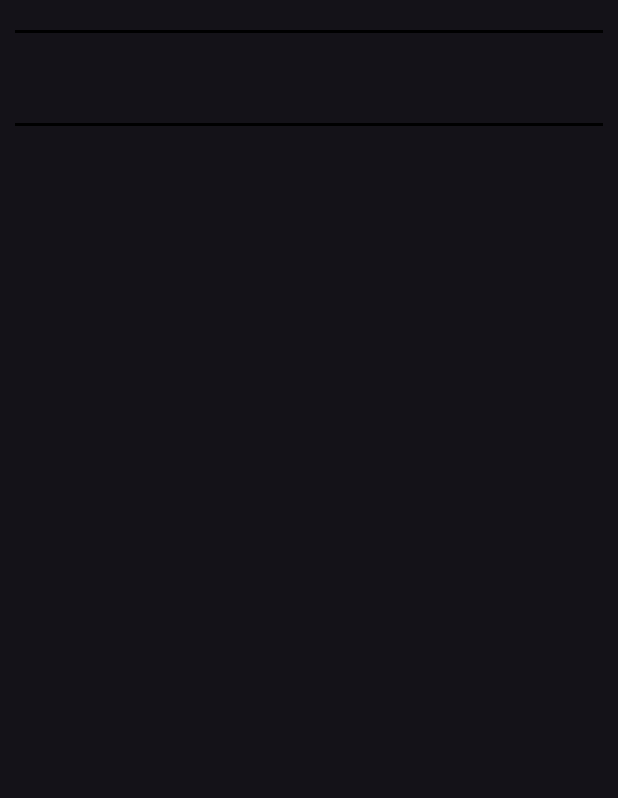
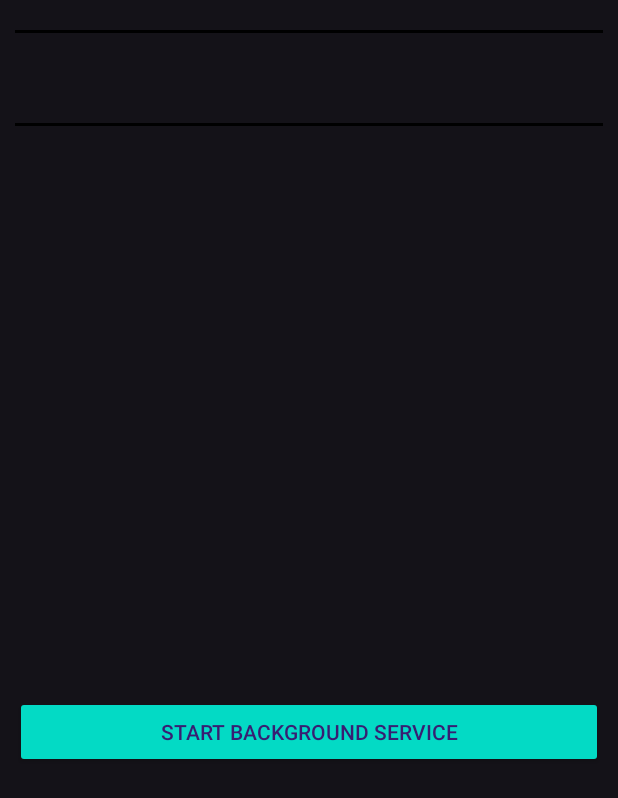
Before and after one commit to mec-cs/movie-db-app, an Android app: the FavoriteActivity screen opened directly, with no data from a screen before it, on a phone screen of 412 x 824 dp. Shown: the top 798 px of the screen. Run offline under Robolectric (Android 15) with nearby library versions, the light colour scheme and no system bars; our stand-ins replace Picasso; pictures from the network do not load; 1 statement that could not run was skipped.

Commit message:
worker manager & notification features added & some fixes

```diff
--- a/app/build.gradle.kts
+++ b/app/build.gradle.kts
@@ -90,4 +90,8 @@ dependencies {
     implementation( "org.jetbrains.kotlin:kotlin-stdlib-jdk7:1.3.72")
     api ("org.jetbrains.kotlinx:kotlinx-coroutines-core:1.3.5")
     api ("org.jetbrains.kotlinx:kotlinx-coroutines-android:1.3.5")
+
+    val worker_version="2.7.1"
+    implementation ("androidx.work:work-runtime:$worker_version")
+    implementation ("androidx.work:work-runtime-ktx:2.7.0")
 }
--- a/app/src/main/AndroidManifest.xml
+++ b/app/src/main/AndroidManifest.xml
@@ -4,6 +4,8 @@
 
     <uses-permission android:name="android.permission.INTERNET" />
     <uses-permission android:name="android.permission.ACCESS_NETWORK_STATE" />
+
+    <uses-permission android:name="android.permission.POST_NOTIFICATIONS" />
 
     <application
         android:allowBackup="true"
--- a/app/src/main/java/com/movie_application/comments/CommentDAO.kt
+++ b/app/src/main/java/com/movie_application/comments/CommentDAO.kt
@@ -13,9 +13,6 @@ import com.movie_application.constants.Constants
 //Data Access Object: It contains all the methods used for accessing to the database. Inside it all the required queries will be created
 @Dao
 interface CommentDAO {
-    // The conflict strategy defines what happens,if there is an existing entry.
-    // The default action is ABORT.
-    //@Insert(onConflict = OnConflictStrategy.IGNORE) //if there is a conflict it will be ignored, if there is a new customer with the same data it will jut ignored
     @Insert(onConflict = OnConflictStrategy.REPLACE)
     fun insertComment(comment: Comment) // suspend is written because it will be used with coroutine
     @Update
--- a/app/src/main/java/com/movie_application/constants/Constants.kt
+++ b/app/src/main/java/com/movie_application/constants/Constants.kt
@@ -3,7 +3,6 @@ package com.movie_application.constants
 object Constants {
     //for retrofit be sure that at the end of URL there is / character, otherwise url "must end in /" exception is taken
     var BASE_URL: String = "https://run.mocky.io/v3/c46122d9-9a2d-4712-aa57-e5f2949998f5/"
-    //var baseUrlForImage: String = "https://ctis.bilkent.edu.tr/ctis487/"
 
 
     const val TABLE_NAME = "MOVIES"
--- a/app/src/main/java/com/movie_application/database/MovieRoomDatabase.kt
+++ b/app/src/main/java/com/movie_application/database/MovieRoomDatabase.kt
@@ -30,6 +30,7 @@ abstract class MovieRoomDatabase: RoomDatabase() {
             everthing in this block protected from concurrent execution by multiple threads.In this block database instance is created
             same database instance will be used. If many instance are used, it will be so expensive
              */
+
             synchronized(this){
                 val  instance = Room.databaseBuilder(context.applicationContext, MovieRoomDatabase::class.java, Constants.DATABASE_NAME).fallbackToDestructiveMigration().build()
                 INSTANCE = instance
--- a/app/src/main/java/com/movie_application/view/FavoriteActivity.kt
+++ b/app/src/main/java/com/movie_application/view/FavoriteActivity.kt
@@ -1,19 +1,35 @@
 package com.movie_application.view
 
+import android.annotation.SuppressLint
+import android.app.NotificationManager
 import android.content.Intent
 import androidx.appcompat.app.AppCompatActivity
 import android.os.Bundle
 import android.view.GestureDetector
 import android.view.MotionEvent
+import android.view.View
 import android.view.Window
 import android.view.WindowManager
+import android.widget.Toast
 import androidx.core.view.GestureDetectorCompat
+import androidx.lifecycle.Observer
 import androidx.recyclerview.widget.LinearLayoutManager
 import androidx.recyclerview.widget.RecyclerView
+import androidx.work.BackoffPolicy
+import androidx.work.Constraints
+import androidx.work.Data
+import androidx.work.NetworkType
+import androidx.work.OneTimeWorkRequest
+import androidx.work.OneTimeWorkRequestBuilder
+import androidx.work.WorkInfo
+import androidx.work.WorkManager
 import com.movie_application.adapter.FavMovieItemDecoration
 import com.movie_application.adapter.FavMovieRecyclerViewAdapter
+import com.movie_application.database.FavoriteMovieSys
 import com.movie_application.database.Movie
 import com.movie_application.databinding.ActivityFavoriteBinding
+import com.movie_application.service.CustomWorker
+import java.util.concurrent.TimeUnit
 import kotlin.math.abs
 
 class FavoriteActivity : AppCompatActivity(), FavMovieRecyclerViewAdapter.FavRecyclerViewInterface {
@@ -21,7 +37,11 @@ class FavoriteActivity : AppCompatActivity(), FavMovieRecyclerViewAdapter.FavRec
     private lateinit var favBinding: ActivityFavoriteBinding
     lateinit var favAdapter: FavMovieRecyclerViewAdapter
     var gDetector: GestureDetectorCompat? = null
+    lateinit var workManager: WorkManager
+    lateinit var workRequest: OneTimeWorkRequest
+    lateinit var customWorker: CustomWorker
 
+    @SuppressLint("SetTextI18n")
     override fun onCreate(savedInstanceState: Bundle?) {
         super.onCreate(savedInstanceState)
 
@@ -39,6 +59,59 @@ class FavoriteActivity : AppCompatActivity(), FavMovieRecyclerViewAdapter.FavRec
         favBinding.favMovieRecyclerView.addItemDecoration(FavMovieItemDecoration(10))
 
         gDetector =  GestureDetectorCompat(this, CustomGesture())
+
+        // work manager part
+        val mNotificationManager = getSystemService(NOTIFICATION_SERVICE) as NotificationManager
+
+        // Cancel the notification that we started
+        val intent = intent
+        val notificationId = intent.getIntExtra("NotificationID", 0)
+        val message = intent.getStringExtra("Message")
+        if (message != null) {
+            mNotificationManager.cancel(notificationId)
+            favBinding.favMovieDetailsTv.text = "Notification Message\nTotal Favorite Movie Amount: $message"
+            mNotificationManager.cancel(notificationId)
+        }
+
+        val constraints: Constraints = Constraints.Builder()
+            .setRequiresCharging(false)
+            .setRequiresStorageNotLow(true)
+            .setRequiredNetworkType(NetworkType.CONNECTED)
+            .build()
+
+        workRequest = OneTimeWorkRequest.Builder(CustomWorker::class.java)
+            .setInputData(Data.Builder().putInt("TotalFavMovie", FavoriteMovieSys.favMovieList.size).putString("AppName", "MovieApp").build())
+            .build()
+
+        workRequest = OneTimeWorkRequestBuilder<CustomWorker>().setBackoffCriteria(
+            BackoffPolicy.LINEAR,
+            30,//OneTimeWorkRequest.MIN_BACKOFF_MILLIS
+            TimeUnit.MILLISECONDS)
+            .build()
+
+        workManager = WorkManager.getInstance(this)
+
+        favBinding.btnStartService.setOnClickListener(View.OnClickListener {
+
+            workRequest = OneTimeWorkRequest.Builder(CustomWorker::class.java)
+                .setInputData(Data.Builder().putInt("TotalFavMovie", FavoriteMovieSys.favMovieList.size).putString("AppName", "MovieApp").build())
+                .build()
+
+            workManager.enqueue(workRequest)
+            Toast.makeText(this@FavoriteActivity, "Worker result will be soon executed.",
+                Toast.LENGTH_SHORT).show()
+
+            //at the end of background task what will be done
+            workManager.getWorkInfoByIdLiveData(workRequest.id).observe(this@FavoriteActivity,
+                Observer{ workInfo ->
+                    if (workInfo != null && workInfo.state == WorkInfo.State.SUCCEEDED) {
+                        val resultData: Data = workInfo.outputData//get output of worker
+                        Toast.makeText(this@FavoriteActivity, "Succeeded, fav movie total: " + resultData.getInt("TotalFavMovie", -2),
+                            Toast.LENGTH_LONG ).show()
+                    }
+                })
+
+        })
     }
 
     override fun onTouchEvent(event: MotionEvent): Boolean {
--- a/app/src/main/res/layout/activity_favorite.xml
+++ b/app/src/main/res/layout/activity_favorite.xml
@@ -38,7 +38,14 @@
     <TextView
         android:id="@+id/favMovieDetailsTv"
         android:layout_width="match_parent"
-        android:layout_height="match_parent"
-        android:layout_marginBottom="60dp" />
+        android:layout_height="360dp"
+        android:layout_marginBottom="20dp"/>
+
+    <Button
+        android:id="@+id/btnStartService"
+        style="@android:style/Widget.Material.Button.Small"
+        android:layout_width="match_parent"
+        android:layout_height="wrap_content"
+        android:text="@string/startService" />
 
 </LinearLayout>
--- a/app/src/main/res/values/strings.xml
+++ b/app/src/main/res/values/strings.xml
@@ -15,5 +15,6 @@
     <string name="type">Type:</string>
     <!-- TODO: Remove or change this placeholder text -->
     <string name="hello_blank_fragment">Hello blank fragment</string>
+    <string name="startService">Start Background Service</string>
 
 </resources>
```
Also changed, not shown: app/src/main/java/com/movie_application/adapter/CommentRecyclerViewAdapter.kt (+4 -4 lines), app/src/main/java/com/movie_application/adapter/MovieRecyclerViewAdapter.kt (+20 -16 lines), app/src/main/java/com/movie_application/service/CustomWorker.kt (added, +37 -0 lines), app/src/main/java/com/movie_application/util/NotificationUtil.kt (added, +70 -0 lines).
